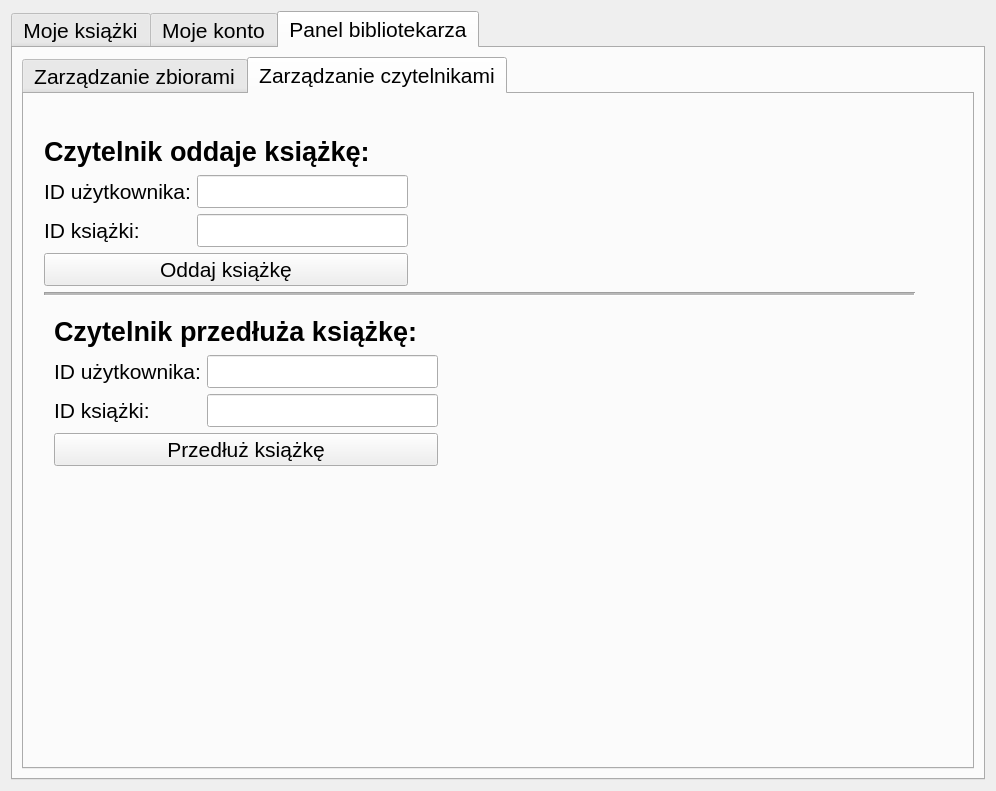
The window that Myaccsettings.ui (KostekF/ELS) describes before a commit, drawn with Qt 5.
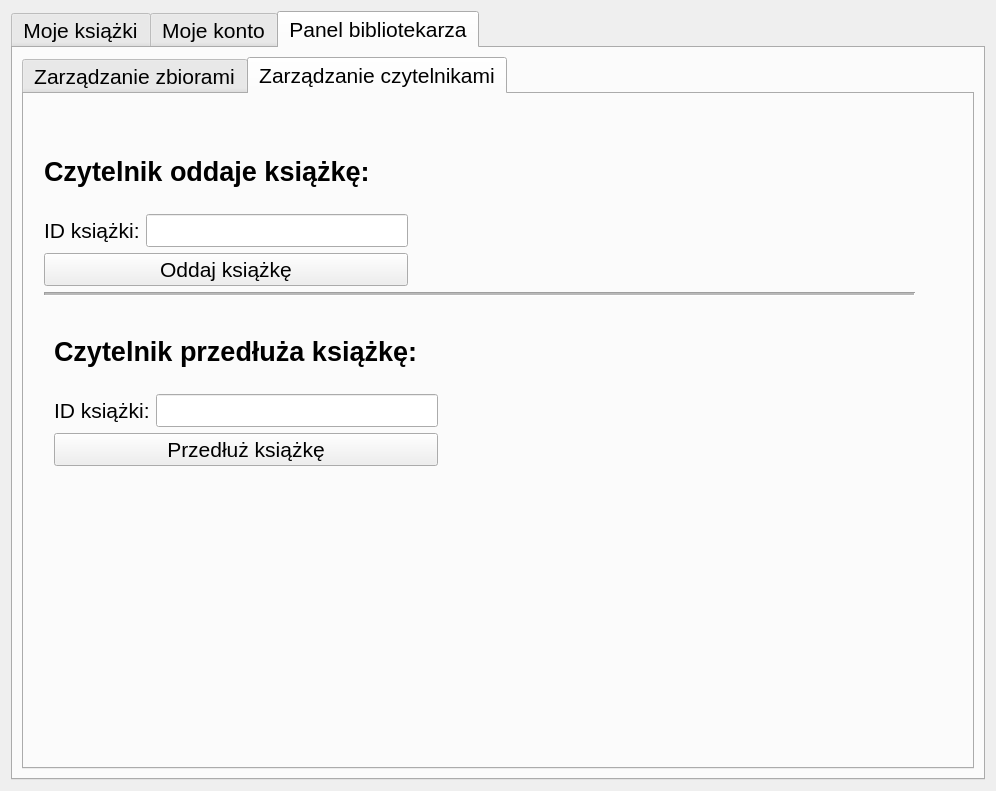
The same window after the commit. The open tabs and pages were chosen to show the change. Icons and pictures are not drawn.

Patch:
```diff
--- a/Myaccsettings.ui
+++ b/Myaccsettings.ui
@@ -894,23 +894,6 @@
              <layout class="QHBoxLayout" name="horizontalLayout_9">
               <item>
                <layout class="QVBoxLayout" name="verticalLayout_18">
-                <item>
-                 <widget class="QLabel" name="label_name_13">
-                  <property name="font">
-                   <font>
-                    <pointsize>16</pointsize>
-                    <weight>50</weight>
-                    <bold>false</bold>
-                   </font>
-                  </property>
-                  <property name="text">
-                   <string>ID użytkownika:</string>
-                  </property>
-                  <property name="buddy">
-                   <cstring>lineEdit_add_bookName</cstring>
-                  </property>
-                 </widget>
-                </item>
                 <item>
                  <widget class="QLabel" name="label_name_12">
                   <property name="font">
@@ -932,9 +915,6 @@
               </item>
               <item>
                <layout class="QVBoxLayout" name="verticalLayout_19">
-                <item>
-                 <widget class="QLineEdit" name="lineEdit_user_userID"/>
-                </item>
                 <item>
                  <widget class="QLineEdit" name="lineEdit_user_bookID"/>
                 </item>
@@ -985,23 +965,6 @@
              <layout class="QHBoxLayout" name="horizontalLayout_8">
               <item>
                <layout class="QVBoxLayout" name="verticalLayout_16">
-                <item>
-                 <widget class="QLabel" name="label_name_15">
-                  <property name="font">
-                   <font>
-                    <pointsize>16</pointsize>
-                    <weight>50</weight>
-                    <bold>false</bold>
-                   </font>
-                  </property>
-                  <property name="text">
-                   <string>ID użytkownika:</string>
-                  </property>
-                  <property name="buddy">
-                   <cstring>lineEdit_add_bookName</cstring>
-                  </property>
-                 </widget>
-                </item>
                 <item>
                  <widget class="QLabel" name="label_name_14">
                   <property name="font">
@@ -1023,9 +986,6 @@
               </item>
               <item>
                <layout class="QVBoxLayout" name="verticalLayout_17">
-                <item>
-                 <widget class="QLineEdit" name="lineEdit_userExtend_userID_2"/>
-                </item>
                 <item>
                  <widget class="QLineEdit" name="lineEdit_userExtend_bookID"/>
                 </item>
```
Left out of the diff: 2 changed lines with no effect on the pictures.
